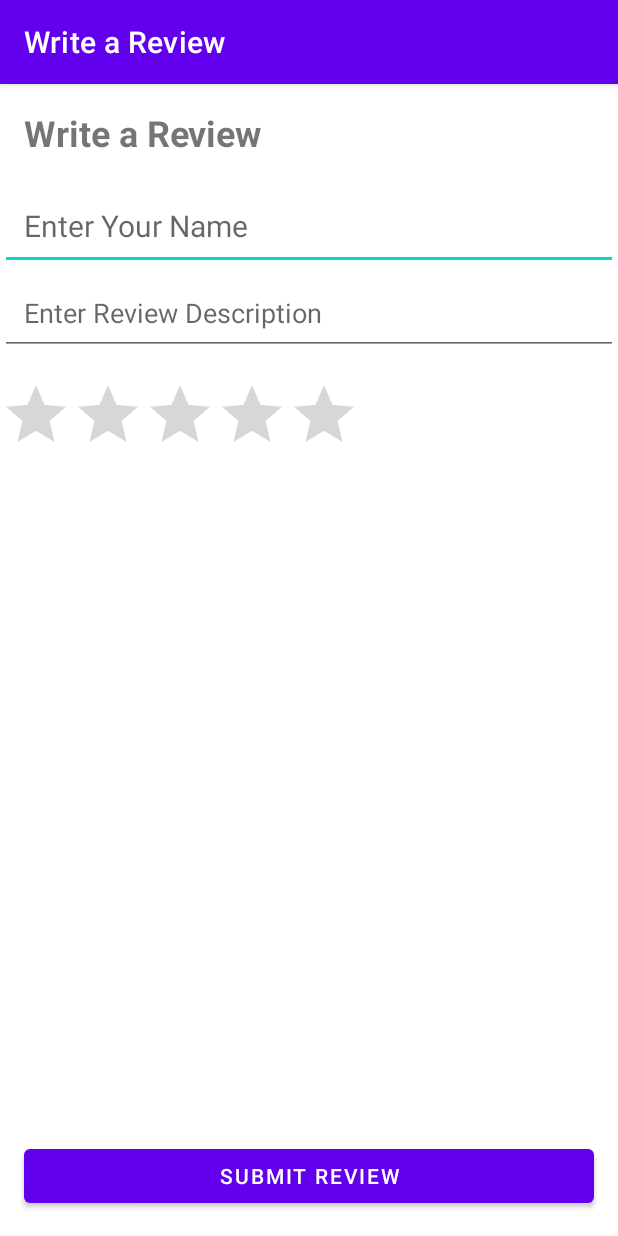
After one commit to CiananNicolai/EAD2CA2-Android-ASP.Net-Core-Project, an Android app: the WriteReviewActivity screen opened directly, with no data from a screen before it, on a phone screen of 412 x 824 dp. The commit adds this screen. Run offline under Robolectric (Android 15) with nearby library versions, the phone set to English and light mode, and no system bars; our stand-ins replace Volley; network calls fail; 1 statement that could not run was skipped.

Commit message:
Added Submit a review feature

```diff
--- a/Restaurant/app/src/main/AndroidManifest.xml
+++ b/Restaurant/app/src/main/AndroidManifest.xml
@@ -20,6 +20,11 @@
             android:exported="false" />
 
         <activity
+            android:name=".WriteReviewActivity"
+            android:exported="false"
+            android:label="@string/write_review_title" />
+
+        <activity
             android:name=".MainActivity"
             android:exported="true"
             android:label="@string/app_name"
--- /dev/null
+++ b/Restaurant/app/src/main/java/com/example/restaurant/WriteReviewActivity.java
@@ -0,0 +1,114 @@
+package com.example.restaurant;
+import android.os.Bundle;
+import android.util.Log;
+import android.widget.Button;
+import android.widget.EditText;
+import android.widget.RatingBar;
+import android.widget.Toast;
+import android.content.Intent;
+
+import androidx.appcompat.app.AppCompatActivity;
+
+import com.android.volley.AuthFailureError;
+import com.android.volley.Request;
+import com.android.volley.RequestQueue;
+import com.android.volley.Response;
+import com.android.volley.VolleyError;
+import com.android.volley.toolbox.JsonObjectRequest;
+import com.android.volley.toolbox.Volley;
+
+import org.json.JSONException;
+import org.json.JSONObject;
+
+import java.util.HashMap;
+import java.util.Map;
+
+public class WriteReviewActivity extends AppCompatActivity {
+
+    private static final String TAG = "WriteReviewActivity";
+    private EditText mAuthorEditText;
+    private EditText mBodyEditText;
+    private RatingBar mRatingBar;
+    private Button mSubmitButton;
+
+    private RequestQueue mRequestQueue;
+
+    @Override
+    protected void onCreate(Bundle savedInstanceState) {
+        super.onCreate(savedInstanceState);
+        setContentView(R.layout.activity_write_review);
+
+        int restaurantId = getIntent().getIntExtra("id", -1);
+        if (restaurantId == -1) {
+            Log.e(TAG, "No restaurant ID provided");
+            Toast.makeText(this, "Error: no restaurant ID provided", Toast.LENGTH_SHORT).show();
+            finish();
+        }
+
+        mAuthorEditText = findViewById(R.id.edit_text_author);
+        mBodyEditText = findViewById(R.id.edit_text_body);
+        mRatingBar = findViewById(R.id.rating_bar);
+        mSubmitButton = findViewById(R.id.submit_button);
+
+        mRequestQueue = Volley.newRequestQueue(this);
+
+        mSubmitButton.setOnClickListener(view -> {
+            String author = mAuthorEditText.getText().toString().trim();
+            String body = mBodyEditText.getText().toString().trim();
+            int rating = (int) mRatingBar.getRating();
+
+            if (author.isEmpty() || body.isEmpty()) {
+                Toast.makeText(this, "Please fill in all fields", Toast.LENGTH_SHORT).show();
+                return;
+            }
+
+            JSONObject requestBody = new JSONObject();
+            try {
+                requestBody.put("author", author);
+                requestBody.put("body", body);
+                requestBody.put("rating", rating);
+            } catch (JSONException e) {
+                Log.e(TAG, "Error creating JSON request body", e);
+                Toast.makeText(this, "Error: unable to create review", Toast.LENGTH_SHORT).show();
+                return;
+            }
+
+            String url = "https://restarauntapica2.azurewebsites.net/api/Restaurant/" + restaurantId + "/reviews";
+
+            JsonObjectRequest request = new JsonObjectRequest(Request.Method.POST, url, requestBody,
+                    new Response.Listener<JSONObject>() {
+                        @Override
+                        public void onResponse(JSONObject response) {
+                            Log.d(TAG, "Review submitted: " + response.toString());
+                            Toast.makeText(WriteReviewActivity.this, "Review submitted", Toast.LENGTH_SHORT).show();
+                            // Navigate back to restaurant details activity
+                            Intent intent = new Intent(WriteReviewActivity.this, RestaurantDetailsActivity.class);
+                            intent.putExtra("id", restaurantId);
+                            startActivity(intent);
+                            finish();
+                        }
+                    },
+                    new Response.ErrorListener() {
+                        @Override
+                        public void onErrorResponse(VolleyError error) {
+                            Log.e(TAG, "Error submitting review", error);
+                            Toast.makeText(WriteReviewActivity.this, "Review submitted", Toast.LENGTH_SHORT).show();
+                            // Navigate back to restaurant details activity
+                            Intent intent = new Intent(WriteReviewActivity.this, RestaurantDetailsActivity.class);
+                            intent.putExtra("id", restaurantId);
+                            startActivity(intent);
+                            finish();
+                        }
+                    }) {
+                @Override
+                public Map<String, String> getHeaders() throws AuthFailureError {
+                    Map<String, String> headers = new HashMap<>();
+                    headers.put("Content-Type", "application/json");
+                    return headers;
+                }
+            };
+
+            mRequestQueue.add(request);
+        });
+    }
+}
--- /dev/null
+++ b/Restaurant/app/src/main/res/layout/activity_write_review.xml
@@ -0,0 +1,56 @@
+<?xml version="1.0" encoding="utf-8"?>
+<RelativeLayout xmlns:android="http://schemas.android.com/apk/res/android"
+    android:layout_width="match_parent"
+    android:layout_height="match_parent">
+
+    <TextView
+        android:id="@+id/title_textview"
+        android:layout_width="match_parent"
+        android:layout_height="wrap_content"
+        android:text="Write a Review"
+        android:textSize="24sp"
+        android:layout_margin="16dp"
+        android:textStyle="bold" />
+
+    <EditText
+        android:id="@+id/edit_text_author"
+        android:layout_width="match_parent"
+        android:layout_height="wrap_content"
+        android:hint="Enter Your Name"
+        android:padding="16dp"
+        android:textSize="20sp"
+        android:layout_below="@id/title_textview" />
+
+    <EditText
+        android:id="@+id/edit_text_body"
+        android:layout_width="match_parent"
+        android:layout_height="wrap_content"
+        android:hint="Enter Review Description"
+        android:padding="16dp"
+        android:textSize="18sp"
+        android:layout_below="@id/edit_text_author" />
+
+    <RatingBar
+        android:id="@+id/rating_bar"
+        android:layout_width="wrap_content"
+        android:layout_height="wrap_content"
+        android:layout_gravity="center"
+        android:layout_marginTop="16dp"
+        android:isIndicator="false"
+        android:max="5"
+        android:numStars="5"
+        android:rating="0"
+        android:stepSize="1"
+        android:layout_below="@id/edit_text_body"
+        android:contentDescription="@string/rating_bar_content_description" />
+
+
+    <Button
+        android:id="@+id/submit_button"
+        android:layout_width="match_parent"
+        android:layout_height="wrap_content"
+        android:layout_margin="16dp"
+        android:layout_alignParentBottom="true"
+        android:text="Submit Review" />
+
+</RelativeLayout>
--- a/Restaurant/app/src/main/res/values/strings.xml
+++ b/Restaurant/app/src/main/res/values/strings.xml
@@ -9,6 +9,10 @@
     <string name="reviews_header">Reviews:</string>
     <string name="hello_first_fragment">Hello first fragment</string>
     <string name="hello_second_fragment">Hello second fragment. Arg: %1$s</string>
+    <string name="rating_bar_content_description">Choose a rating between 1 and 5 stars</string>
+    <string name="write_review_title">Write a Review</string>
+
+
     <!-- TODO: Remove or change this placeholder text -->
     <string name="hello_blank_fragment">Hello blank fragment</string>
 </resources>
```
Also changed, not shown: Restaurant/app/src/main/java/com/example/restaurant/RestaurantDetailsActivity.java (+17 -3 lines), Restaurant/app/src/main/res/layout/activity_restaurant_details.xml (+13 -1 lines).
